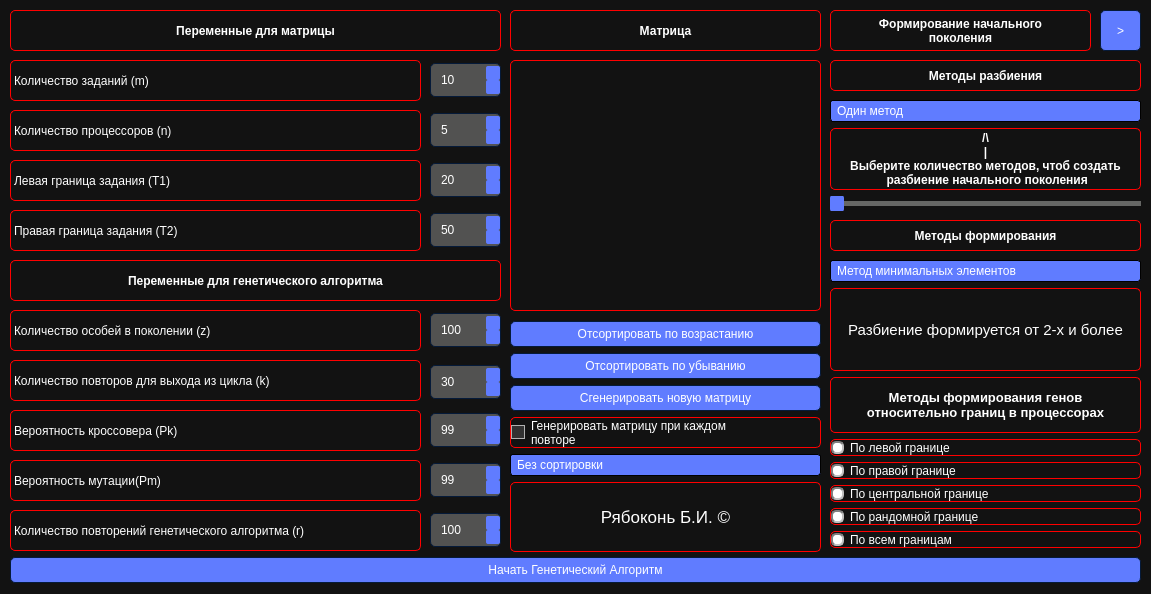
socloseeee/Diploma_Scheduling_Theory, file diploma/UI/start_window.ui: the form before one commit.
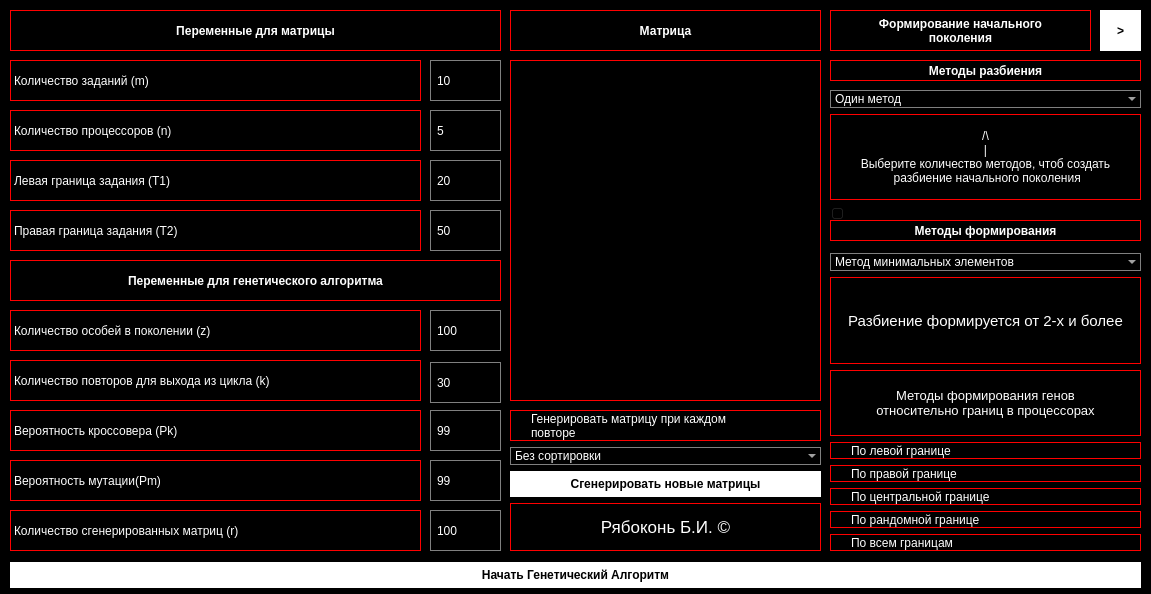
The form after the commit. Icons and pictures are not drawn.

```diff
--- a/diploma/UI/start_window.ui
+++ b/diploma/UI/start_window.ui
@@ -14,176 +14,40 @@
    <string>MainWindow</string>
   </property>
   <property name="styleSheet">
-   <string notr="true">/*Copyright (c) DevSec Studio. All rights reserved.
+   <string notr="true">
+.QSpinBox
+{
+	color:white;	
+	padding: 4px;
+}
 
-MIT License
 
-Permission is hereby granted, free of charge, to any person obtaining a copy
-of this software and associated documentation files (the &quot;Software&quot;), to deal
-in the Software without restriction, including without limitation the rights
-to use, copy, modify, merge, publish, distribute, sublicense, and/or sell
-copies of the Software, and to permit persons to whom the Software is
-furnished to do so, subject to the following conditions:
+.QLabel
+{
+	border: 1px solid red;
+}
+                                 
 
-The above copyright notice and this permission notice shall be included in all
-copies or substantial portions of the Software.
 
-THE SOFTWARE IS PROVIDED *AS IS*, WITHOUT WARRANTY OF ANY KIND, EXPRESS OR
-IMPLIED, INCLUDING BUT NOT LIMITED TO THE WARRANTIES OF MERCHANTABILITY,
-FITNESS FOR A PARTICULAR PURPOSE AND NONINFRINGEMENT. IN NO EVENT SHALL THE
-AUTHORS OR COPYRIGHT HOLDERS BE LIABLE FOR ANY CLAIM, DAMAGES OR OTHER
-LIABILITY, WHETHER IN AN ACTION OF CONTRACT, TORT OR OTHERWISE, ARISING FROM,
-OUT OF OR IN CONNECTION WITH THE SOFTWARE OR THE USE OR OTHER DEALINGS IN THE
-SOFTWARE.
-*/
-
-/*-----QWidget-----*/
 QWidget
 {
-	background-color: #121212;
-	color: #ffffff;
-	border-color: #051a39;
+	background-color: black;
+	color: white;
+	border-color: #000000;
+
 }
 
 
 /*-----QLabel-----*/
 QLabel
 {
-	background-color: transparent;
-	color: #ffffff;
-	border: 1px solid red;
-	border-radius: 5px;
+	background-color: black;
+	color: white;
+	border-color: #000000;
 }
 
 
-QLabel::disabled
-{
-	background-color: transparent;
-	color: #656565;
 
-}
-
-
-/*-----QMenuBar-----*/
-QMenuBar
-{
-	background-color: #0a0a0a;
-	color: #ffffff;
-	border-color: #051a39;
-
-}
-
-
-QMenuBar::disabled
-{
-	background-color: #404040;
-	color: #656565;
-	border-color: #051a39;
-
-}
-
-
-QMenuBar::item
-{
-    background-color: transparent;
-
-}
-
-
-QMenuBar::item:selected
-{
-    background-color: #607cff;
-    border: 1px solid #41cd52;
-
-}
-
-
-QMenuBar::item:pressed
-{
-    background-color: #4969ff;
-    border: 1px solid #000;
-    margin-bottom: -1px;
-    padding-bottom: 1px;
-
-}
-
-
-/*-----QMenu-----*/
-QMenu
-{
-    background-color: #121212;
-    border: 1px solid;
-    color: #ffffff;
-
-}
-
-
-QMenu::separator
-{
-    height: 1px;
-    background-color: #6d8eff;
-    color: #ffffff;
-    padding-left: 4px;
-    margin-left: 10px;
-    margin-right: 5px;
-
-}
-
-
-QMenu::item
-{
-    min-width : 150px;
-    padding: 3px 20px 3px 20px;
-
-}
-
-
-QMenu::item:selected
-{
-    background-color: #4969ff;
-    color: #ffffff;
-
-}
-
-
-QMenu::item:disabled
-{
-    color: #262626;
-}
-
-
-/*-----QToolTip-----*/
-QToolTip
-{
-	border : 1px solid #000000;
-	background-color: #26264f;
-	color: #ffffff;
-	border-color: #051a39;
-
-}
-
-
-/*-----QPushButton-----*/
-QPushButton
-{
-	background-color: #607cff;
-	color: #ffffff;
-	border-style: solid;
-	border-width: 1px;
-	border-radius: 5px;
-	border-color: #051a39;
-	padding: 5px;
-
-}
-
-
-QPushButton::disabled
-{
-	background-color: #404040;
-	color: #656565;
-	border-color: #051a39;
-
-}
 
 
 QPushButton::hover
@@ -215,21 +79,12 @@
 /*-----QToolButton-----*/
 QToolButton
 {
-	background-color: #607cff;
-	color: #ffffff;
-	border-width: 1px;
-	border-radius: 3px;
-	border-color: #051a39;
-	padding: 3px;
-
-}
-
-
-QToolButton::disabled
-{
-	background-color: #404040;
-	color: #656565;
-	border-color: #051a39;
+	background-color: #ff9c2b;
+	color: white;
+	font-weight: bold;
+	border-style: solid;
+	border-color: #000000;
+	padding: 6px;
 
 }
 
@@ -248,190 +103,7 @@
 
 QToolButton::pressed
 {
-	background-color: #4969ff;
-	color: #ffffff;
-	border-width: 1px;
-	border-radius: 3px;
-	border-color: #051a39;
-	padding: 3px;
-
-}
-
-
-/*-----QComboBox-----*/
-QComboBox
-{
-    background-color: #607cff;
-    border: 1px solid;
-    border-radius: 3px;
-    padding-left: 6px;
-    color: #ffffff;
-    height: 20px;
-
-}
-
-
-QComboBox::disabled
-{
-	background-color: #404040;
-	color: #656565;
-	border-color: #051a39;
-
-}
-
-
-QComboBox:hover
-{
-    background-color: #8399ff;
-
-}
-
-
-QComboBox:on
-{
-    background-color: #4969ff;
-
-}
-
-
-QComboBox QAbstractItemView
-{
-    background-color: #383838;
-    color: #ffffff;
-    border: 1px solid black;
-    selection-background-color: #4969ff;
-    selection-color: #ffffff;
-    outline: 0;
-
-}
-
-
-QComboBox::drop-down
-{
-    subcontrol-origin: padding;
-    subcontrol-position: top right;
-    width: 15px;
-    border-left-width: 0px;
-    border-left-color: darkgray;
-    border-left-style: solid; 
-    border-top-right-radius: 3px; 
-    border-bottom-right-radius: 3px;
-
-}
-
-
-QComboBox::down-arrow
-{
-    image: url(://arrow-down.png);
-    width: 8px;
-    height: 8px;
-}
-
-
-/*-----QSpinBox &amp; QDoubleSpinBox &amp; QDateTimeEdit-----*/
-QSpinBox, 
-QDoubleSpinBox,
-QDateTimeEdit
-{
-	background-color: #525251;
-	color: #ffffff;
-	border: 1px solid #051a39;
-	padding : 8px;
-	border-radius: 5px;
-}
-
-
-QSpinBox::disabled, 
-QDoubleSpinBox::disabled,
-QDateTimeEdit::disabled
-{
-	background-color: #404040;
-	color: #656565;
-	border-color: #051a39;
-
-}
-
-
-QSpinBox:hover, 
-QDoubleSpinBox::hover,
-QDateTimeEdit::hover
-{
-    background-color: #626262;
-    border: 1px solid #607cff;
-    color:  #fff;
-    padding: 2px
-
-}
-
-
-QSpinBox::up-button, QSpinBox::down-button,
-QDoubleSpinBox::up-button, QDoubleSpinBox::down-button,
-QDateTimeEdit::up-button, QDateTimeEdit::down-button
-{
-    background-color: #607cff;
-	border-radius: 2px;
-
-}
-
-
-QSpinBox::disabled, 
-QDoubleSpinBox::disabled,
-QDateTimeEdit::disabled
-{
-	background-color: #404040;
-	color: #656565;
-	border-color: #051a39;
-
-}
-
-
-QSpinBox::up-button:hover, QSpinBox::down-button:hover,
-QDoubleSpinBox::up-button:hover, QDoubleSpinBox::down-button:hover,
-QDateTimeEdit::up-button:hover, QDateTimeEdit::down-button:hover
-{
-    background-color: #8399ff;
-    border: 1px solid #8399ff;
-
-}
-
-
-QSpinBox::up-button:disabled, QSpinBox::down-button:disabled,
-QDoubleSpinBox::up-button:disabled, QDoubleSpinBox::down-button:disabled,
-QDateTimeEdit::up-button:disabled, QDateTimeEdit::down-button:disabled
-{
-	background-color: #404040;
-	color: #656565;
-	border-color: #051a39;
-
-}
-
-
-QSpinBox::up-button:pressed, QSpinBox::down-button:pressed,
-QDoubleSpinBox::up-button:pressed, QDoubleSpinBox::down-button::pressed,
-QDateTimeEdit::up-button:pressed, QDateTimeEdit::down-button::pressed
-{
-    background-color: #4969ff;
-    border: 1px solid #4969ff;
-
-}
-
-
-QSpinBox::down-arrow,
-QDoubleSpinBox::down-arrow,
-QDateTimeEdit::down-arrow
-{
-    image: url(://arrow-down.png);
-    width: 7px;
-
-}
-
-
-QSpinBox::up-arrow,
-QDoubleSpinBox::up-arrow,
-QDateTimeEdit::up-arrow
-{
-    image: url(://arrow-up.png);
-    width: 7px;
+	background-color: #dd872f;
 
 }
 
@@ -439,782 +111,213 @@
 /*-----QLineEdit-----*/
 QLineEdit
 {
-	background-color: #525251;
-	color: #ffffff;
+	background-color: #38394e;
+	color: white;
+	border-style: solid;
 	border-width: 1px;
-	border-radius: 3px;
-	border-color: #051a39;
-	padding: 2px;
+	border-color: #4a4c68;
 
 }
 
 
-QLineEdit::disabled
+/*-----QTableView-----*/
+QTableView, 
+QHeaderView, 
+QTableView::item 
 {
-	background-color: #404040;
-	color: #656565;
-	border-width: 1px;
-	border-radius: 3px;
-	border-color: #051a39;
-	padding: 2px;
-
-}
-
-
-
-
-
-/*-----QGroupBox-----*/
-QGroupBox 
-{
-    border: 1px solid;
-    border-color: #607cff;
-    margin-top: 22px;
-
-}
-
-
-QGroupBox::title  
-{
-    background-color: #607cff;
-    color: #ffffff;
-    subcontrol-origin: margin;
-    subcontrol-position: top left;
-    padding: 5px;
-	border-top-left-radius: 3px;
-	border-top-right-radius: 3px;
-
-}
-
-
-QGroupBox::title::disabled
-{
-	background-color: #404040;
-	color: #656565;
-    subcontrol-origin: margin;
-    subcontrol-position: top left;
-    padding: 5px;
-	border-top-left-radius: 3px;
-	border-top-right-radius: 3px;
-
-}
-
-
-/*-----QCheckBox-----*/
-QCheckBox
-{
-	border: 1px solid red;
-	border-radius: 5px;
-}
-
-QCheckBox::indicator
-{
-    color: #b1b1b1;
-    background-color: #323232;
-    border: 1px solid #b1b1b1;
-    width: 12px;
-    height: 12px;
-
-}
-
-
-QCheckBox::indicator:checked
-{
-    image:url(://checkbox.png);
-    border: 1px solid #607cff;
-
-}
-
-
-QCheckBox::indicator:unchecked:hover
-{
-    border: 1px solid #607cff;
-
-}
-
-
-QCheckBox::disabled
-{
-	color: #656565;
-
-}
-
-
-QCheckBox::indicator:disabled
-{
-	background-color: #656565;
-	color: #656565;
-    border: 1px solid #656565;
-
-}
-
-
-/*-----QRadioButton-----*/
-QRadioButton
-{
-		border: 1px solid red;
-		border-radius: 5px;
-}
-
-QRadioButton::indicator::unchecked
-{ 
-	border: 2px inset gray; 
-	border-radius: 5px; 
-	background-color:  #fff;
-	width: 9px; 
-	height: 9px; 
-
-}
-
-
-QRadioButton::indicator::unchecked:hover
-{ 
-	border: 2px solid #607cff; 
-	border-radius: 5px; 
-	background-color:  #fff;
-	width: 9px; 
-	height: 9px; 
-
-}
-
-
-QRadioButton::indicator::checked
-{ 
-	border: 2px inset darkgray; 
-	border-radius: 5px; 
-	background-color: #4969ff; 
-	width: 9px; 
-	height: 9px; 
-
-}
-
-
-QRadioButton::disabled
-{
-	color: #656565;
-
-}
-
-
-QRadioButton::indicator:disabled
-{
-	background-color: #656565;
-	color: #656565;
-    border: 2px solid #656565;
-
-}
-
-
-/*-----QTableView &amp; QTableWidget-----*/
-QTableView
-{
-    background-color: #242526;
-    border: 1px solid #32414B;
-    color: #f0f0f0;
-    gridline-color: #8faaff;
-    outline : 0;
-
-}
-
-
-QTableView::disabled
-{
-    background-color: #242526;
-    border: 1px solid #32414B;
-    color: #656565;
-    gridline-color: #656565;
-    outline : 0;
-
-}
-
-
-QTableView::item:hover 
-{
-    background-color: #26264f;
-    color: #f0f0f0;
+	background-color: #232430;
+	color: white;
 
 }
 
 
 QTableView::item:selected 
-{
-    background-color: #1a1b1c;
-    border: 2px solid #4969ff;
-    color: #F0F0F0;
+{ 
+    background-color: #41424e;
+    color:white;
 
 }
 
 
-QTableView::item:selected:disabled
+QHeaderView::section:horizontal 
 {
-    background-color: #1a1b1c;
-    border: 2px solid #525251;
-    color: #656565;
+    background-color: #232430;
+	border: 1px solid #37384d;
+	padding: 5px;
 
 }
 
 
-QTableCornerButton::section
-{
-    background-color: #505050;
-    color: #fff;
+QTableView::indicator{
+	background-color: #1d1d28;
+	border: 1px solid #37384d;
 
 }
 
 
-QHeaderView::section
-{
-    background-color: #525251;
-    color: #fff;
-    text-align: left;
-	padding: 4px;
-	
-}
+QTableView::indicator:checked{
+	image:url(&quot;./ressources/check.png&quot;); /*To replace*/
+	background-color: #1d1d28;
 
-
-QHeaderView::section:disabled
-{
-    background-color: #525251;
-    color: #656565;
-
 }
 
-
-QHeaderView::section:checked
-{
-    color: #fff;
-    background-color: #4969ff;
-
-}
-
-
-QHeaderView::section:checked:disabled
-{
-    color: #656565;
-    background-color: #525251;
-
-}
-
-
-QHeaderView::section::vertical::first,
-QHeaderView::section::vertical::only-one
-{
-    border-top: 1px solid #353635;
-
-}
-
-
-QHeaderView::section::vertical
-{
-    border-top: 1px solid #353635;
-
-}
-
-
-QHeaderView::section::horizontal::first,
-QHeaderView::section::horizontal::only-one
-{
-    border-left: 1px solid #353635;
-
-}
-
-
-QHeaderView::section::horizontal
-{
-    border-left: 1px solid #353635;
-
-}
-
-
 /*-----QTabWidget-----*/
-QTabBar::tab
-{
-	background-color: #262626;
-	color: #ffffff;
-	border-style: solid;
-	border-width: 1px;
-	border-top-left-radius: 3px;
-	border-top-right-radius: 3px;
-	border-color: #051a39;
-	padding: 5px;
-
-}
-
-
-QTabBar::tab:disabled
-{
-	background-color: #656565;
-	color: #656565;
-
-}
-
-
 QTabWidget::pane 
-{
-	background-color: #262626;
-	color: #ffffff;
-    border: 1px solid;
-    border-color: #607cff;
+{ 
+    border: none;
 
 }
 
 
-QTabBar::tab:selected
+QTabWidget::tab-bar 
 {
-    background-color: #607cff;
-	color: #ffffff;
-	border-style: solid;
-	border-width: 1px;
-	border-top-left-radius: 3px;
-	border-top-right-radius: 3px;
-	border-color: #051a39;
-	padding: 5px;
+    left: 5px; 
 
 }
 
 
-QTabBar::tab:selected:disabled
+QTabBar::tab 
 {
-	background-color: #404040;
-	color: #656565;
+    color: white;
+    min-width: 1px;
+	padding-left: 25px;
+	margin-left:-22px;
+    height: 28px;
+	border: none;
 
 }
 
 
-QTabBar::tab:!selected 
+QTabBar::tab:selected 
 {
-    background-color: #262626;
+    color: white;
+	font-weight: bold;
+    height: 28px;
 
 }
 
 
-QTabBar::tab:!selected:hover 
+QTabBar::tab:!first 
 {
-    background-color: #8399ff;
+    margin-left: -20px;
 
 }
 
 
-QTabBar::tab:top:!selected 
+QTabBar::tab:hover 
 {
-    margin-top: 3px;
-
-}
-
-
-QTabBar::tab:bottom:!selected 
-{
-    margin-bottom: 3px;
-
-}
-
-
-QTabBar::tab:top, QTabBar::tab:bottom 
-{
-    min-width: 8ex;
-    margin-right: -1px;
-    padding: 5px 10px 5px 10px;
-
-}
-
-
-QTabBar::tab:top:selected 
-{
-    border-bottom-color: none;
-
-}
-
-
-QTabBar::tab:bottom:selected 
-{
-    border-top-color: none;
-
-}
-
-
-QTabBar::tab:top:last, QTabBar::tab:bottom:last,
-QTabBar::tab:top:only-one, QTabBar::tab:bottom:only-one 
-{
-    margin-right: 0;
-
-}
-
-
-QTabBar::tab:left:!selected 
-{
-    margin-right: 3px;
-
-}
-
-
-QTabBar::tab:right:!selected
-{
-    margin-left: 3px;
-
-}
-
-
-QTabBar::tab:left, QTabBar::tab:right 
-{
-    min-height: 8ex;
-    margin-bottom: -1px;
-    padding: 10px 5px 10px 5px;
-
-}
-
-
-QTabBar::tab:left:selected 
-{
-    border-left-color: none;
-
-}
-
-
-QTabBar::tab:right:selected 
-{
-    border-right-color: none;
-
-}
-
-
-QTabBar::tab:left:last, QTabBar::tab:right:last,
-QTabBar::tab:left:only-one, QTabBar::tab:right:only-one 
-{
-    margin-bottom: 0;
-
-}
-
-
-/*-----QSlider-----*/
-QSlider::groove:horizontal 
-{
-	background-color: transparent;
-	height: 5px;
-
-}
-
-
-QSlider::sub-page:horizontal 
-{
-	background-color: #607cff;
-
-}
-
-
-QSlider::add-page:horizontal 
-{
-	background-color: #666765;
-
-}
-
-
-QSlider::handle:horizontal 
-{
-	background-color: #607cff;
-	width: 14px;
-	margin-top: -6px;
-	margin-bottom: -6px;
-	border-radius: 3px;
-
-}
-
-
-QSlider::handle:horizontal:hover 
-{
-	background-color: #607cff;
-	border-radius: 3px;
-
-}
-
-
-QSlider::sub-page:horizontal:disabled 
-{
-	background-color: #bbb;
-	border-color: #999;
-
-}
-
-
-QSlider::add-page:horizontal:disabled 
-{
-	background-color: #eee;
-	border-color: #999;
-
-}
-
-
-QSlider::handle:horizontal:disabled 
-{
-	background-color: #eee;
-	border: 1px solid #aaa;
-	border-radius: 3px;
-
-}
-
-
-QSlider::groove:vertical 
-{
-	background-color: transparent;
-	width: 5px;
-
-}
-
-
-QSlider::sub-page:vertical 
-{
-	background-color: #607cff;
-
-}
-
-
-QSlider::add-page:vertical 
-{
-	background-color: #666765;
-
-}
-
-
-QSlider::handle:vertical 
-{
-	background-color: #607cff;
-	height: 14px;
-	margin-left: -6px;
-	margin-right: -6px;
-	border-radius: 3px;
-
-}
-
-
-QSlider::handle:vertical:hover 
-{
-	background-color: #607cff;
-	border-radius: 3px;
-
-}
-
-
-QSlider::sub-page:vertical:disabled 
-{
-	background-color: #bbb;
-	border-color: #999;
-
-}
-
-
-QSlider::add-page:vertical:disabled 
-{
-	background-color: #eee;
-	border-color: #999;
-
-}
-
-
-QSlider::handle:vertical:disabled 
-{
-	background-color: #eee;
-	border: 1px solid #aaa;
-	border-radius: 3px;
-
-}
-
-/*-----RangeSlider-----*/
-RangeSlider
-{
-	background-color: #607cff;
-	border-radius: 3px;
-}
-
-/*-----QDial-----*/
-QDial
-{
-	background-color: #607cff;
-
-}
-
-
-QDial::disabled
-{
-	background-color: #404040;
+    color: #DDD;
 
 }
 
 
 /*-----QScrollBar-----*/
-QScrollBar:horizontal
+QScrollBar:horizontal 
 {
-    border: 1px solid #222222;
-    background-color: #3d3d3d;
-    height: 13px;
-    margin: 0px 16px 0 16px;
+    background-color: transparent;
+    height: 8px;
+    margin: 0px;
+    padding: 0px;
 
 }
 
 
-QScrollBar::handle:horizontal
+QScrollBar::handle:horizontal 
 {
-    background: #607cff;
-    min-height: 20px;
+    border: none;
+	min-width: 100px;
+    background-color: #56576c;
 
 }
 
 
-QScrollBar::add-line:horizontal
+QScrollBar::add-line:horizontal, 
+QScrollBar::sub-line:horizontal,
+QScrollBar::add-page:horizontal, 
+QScrollBar::sub-page:horizontal 
 {
-    border: 1px solid #1b1b19;
-    background-color: #607cff;
-    width: 14px;
-    subcontrol-position: right;
-    subcontrol-origin: margin;
+    width: 0px;
+    background-color: transparent;
 
 }
 
 
-QScrollBar::sub-line:horizontal
+QScrollBar:vertical 
 {
-    border: 1px solid #1b1b19;
-    background-color: #607cff;
-    width: 14px;
-    subcontrol-position: left;
-    subcontrol-origin: margin;
+    background-color: transparent;
+    width: 8px;
+    margin: 0;
 
 }
 
 
-QScrollBar::right-arrow:horizontal
+QScrollBar::handle:vertical 
 {
-    image: url(://arrow-right.png);
-    width: 6px;
-    height: 6px;
+    border: none;
+	min-height: 100px;
+    background-color: #56576c;
 
 }
 
 
-QScrollBar::left-arrow:horizontal
+QScrollBar::add-line:vertical, 
+QScrollBar::sub-line:vertical,
+QScrollBar::add-page:vertical, 
+QScrollBar::sub-page:vertical 
 {
-    image: url(://arrow-left.png);
-    width: 6px;
-    height: 6px;
+    height: 0px;
+    background-color: transparent;
 
 }
 
-
-QScrollBar::add-page:horizontal, QScrollBar::sub-page:horizontal
+QCalendarWidget
 {
-    background: none;
-
+	 border: 5px solid red;
 }
 
-
-QScrollBar:vertical
-{
-    background-color: #3d3d3d;
-    width: 13px;
-    margin: 16px 0 16px 0;
-    border: 1px solid #222222;
-
+QCheckBox {
+    color: white;
+	border: 1px solid grey;
 }
 
-
-QScrollBar::handle:vertical
-{
-    background-color: #607cff;
-    min-height: 20px;
-
+QComboBox {
+    color: white;
+	border: 1px solid grey;
 }
-
-
-QScrollBar::add-line:vertical
-{
-    border: 1px solid #1b1b19;
-    background-color: #607cff;
-    height: 14px;
-    subcontrol-position: bottom;
-    subcontrol-origin: margin;
-
+QRadioButton {
+    color: white;
+	border: 1px solid red;
 }
-
-
-QScrollBar::sub-line:vertical
+/*-----QPushButton-----*/
+QPushButton
 {
-    border: 1px solid #1b1b19;
-    background-color: #607cff;
-    height: 14px;
-    subcontrol-position: top;
-    subcontrol-origin: margin;
-
+	background-color: white;
+	color: black;
+	font-weight: bold;
+	border-style: solid;
+	border-color: #000000;
+	padding: 6px;
 }
 
-
-QScrollBar::up-arrow:vertical
+QCheckBox
 {
-    image: url(://arrow-up.png);
-    width: 6px;
-    height: 6px;
-
+	border: 1px solid red;
 }
 
-
-QScrollBar::down-arrow:vertical
+QSpinBox
 {
-    image: url(://arrow-down.png);
-    width: 6px;
-    height: 6px;
-
-}
-
-
-QScrollBar::add-page:vertical, QScrollBar::sub-page:vertical
-{
-    background: none;
-
-}
-
-
-/*-----QProgressBar-----*/
-QProgressBar
-{
-	background-color: #383838;
-	color: #ffffff;
-	border: 1px solid #607cff;
-	border-radius: 3px;
-	text-align: center;
-
-}
-
-
-QProgressBar::chunk {
-	background-color: #607cff;
-	color: #fff;
-
-}
-
-
-QProgressBar::chunk:disabled {
-	background-color: #656565;
-	border: 1px solid #aaa;
-	color: #656565;
-}
-
-
-/*-----QStatusBar-----*/
-QStatusBar
-{
-	background-color: #0a0a0a;
-	color: #ffffff;
-	border-color: #051a39;
-
-}
-
-</string>
+	border: 1px solid grey;
+	height: 100%;
+}</string>
   </property>
   <widget class="QWidget" name="centralwidget">
    <widget class="QWidget" name="verticalLayoutWidget">
     <property name="geometry">
      <rect>
       <x>10</x>
-      <y>550</y>
+      <y>560</y>
       <width>1131</width>
-      <height>41</height>
+      <height>31</height>
      </rect>
     </property>
     <layout class="QVBoxLayout" name="verticalLayout">
@@ -1475,7 +578,7 @@
      <item>
       <widget class="QLabel" name="label_12">
        <property name="text">
-        <string>Количество повторений генетического алгоритма (r)</string>
+        <string>Количество сгенерированных матриц (r)</string>
        </property>
        <property name="alignment">
         <set>Qt::AlignLeading|Qt::AlignLeft|Qt::AlignVCenter</set>
@@ -1688,7 +791,7 @@
       <x>510</x>
       <y>60</y>
       <width>311</width>
-      <height>251</height>
+      <height>341</height>
      </rect>
     </property>
     <layout class="QVBoxLayout" name="verticalLayout_24">
@@ -1736,9 +839,9 @@
     <property name="geometry">
      <rect>
       <x>830</x>
-      <y>100</y>
+      <y>90</y>
       <width>311</width>
-      <height>111</height>
+      <height>131</height>
      </rect>
     </property>
     <layout class="QVBoxLayout" name="verticalLayout_18">
@@ -1771,8 +874,8 @@
        <property name="font">
         <font>
          <pointsize>9</pointsize>
-         <weight>75</weight>
-         <bold>true</bold>
+         <weight>50</weight>
+         <bold>false</bold>
         </font>
        </property>
        <property name="text">
@@ -1831,7 +934,7 @@
     <property name="geometry">
      <rect>
       <x>830</x>
-      <y>260</y>
+      <y>253</y>
       <width>311</width>
       <height>111</height>
      </rect>
@@ -1884,9 +987,9 @@
     <property name="geometry">
      <rect>
       <x>830</x>
-      <y>377</y>
+      <y>370</y>
       <width>311</width>
-      <height>171</height>
+      <height>181</height>
      </rect>
     </property>
     <layout class="QVBoxLayout" name="verticalLayout_28">
@@ -1895,8 +998,8 @@
        <property name="font">
         <font>
          <pointsize>10</pointsize>
-         <weight>75</weight>
-         <bold>true</bold>
+         <weight>50</weight>
+         <bold>false</bold>
         </font>
        </property>
        <property name="text">
@@ -1949,35 +1052,17 @@
     <property name="geometry">
      <rect>
       <x>510</x>
-      <y>321</y>
+      <y>410</y>
       <width>311</width>
-      <height>231</height>
+      <height>141</height>
      </rect>
     </property>
     <layout class="QVBoxLayout" name="verticalLayout_30">
-     <item>
-      <widget class="QPushButton" name="pushButton_5">
-       <property name="text">
-        <string>Отсортировать по возрастанию</string>
-       </property>
-      </widget>
-     </item>
-     <item>
-      <widget class="QPushButton" name="pushButton_6">
-       <property name="text">
-        <string>Отсортировать по убыванию</string>
-       </property>
-      </widget>
-     </item>
-     <item>
-      <widget class="QPushButton" name="pushButton_3">
-       <property name="text">
-        <string>Сгенерировать новую матрицу</string>
-       </property>
-      </widget>
-     </item>
      <item>
       <widget class="QCheckBox" name="checkBox">
+       <property name="styleSheet">
+        <string notr="true"/>
+       </property>
        <property name="text">
         <string>Генерировать матрицу при каждом
 повторе</string>
@@ -2003,6 +1088,13 @@
        </item>
       </widget>
      </item>
+     <item>
+      <widget class="QPushButton" name="pushButton_3">
+       <property name="text">
+        <string>Сгенерировать новые матрицы</string>
+       </property>
+      </widget>
+     </item>
      <item>
       <widget class="QLabel" name="label_16">
        <property name="font">
@@ -2026,7 +1118,7 @@
       <x>830</x>
       <y>60</y>
       <width>311</width>
-      <height>31</height>
+      <height>21</height>
      </rect>
     </property>
     <layout class="QVBoxLayout" name="verticalLayout_31">
@@ -2054,7 +1146,7 @@
       <x>830</x>
       <y>220</y>
       <width>311</width>
-      <height>31</height>
+      <height>21</height>
      </rect>
     </property>
     <layout class="QVBoxLayout" name="verticalLayout_32">
```
Left out of the diff: 23 changed lines with no effect on the pictures.
